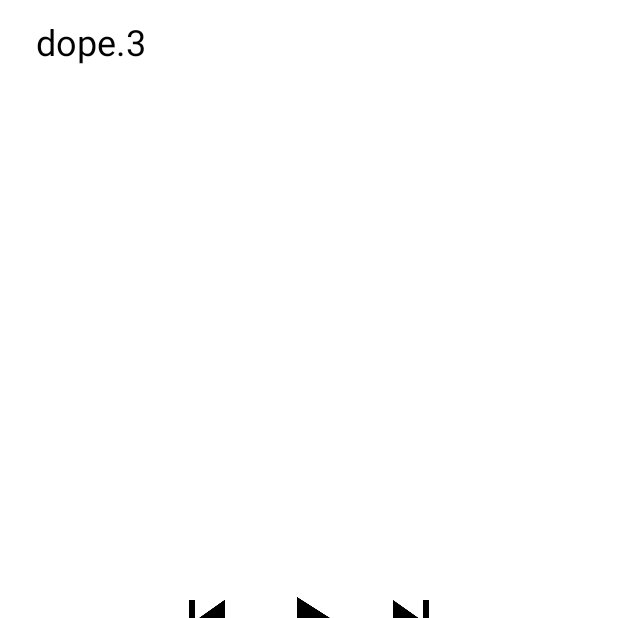
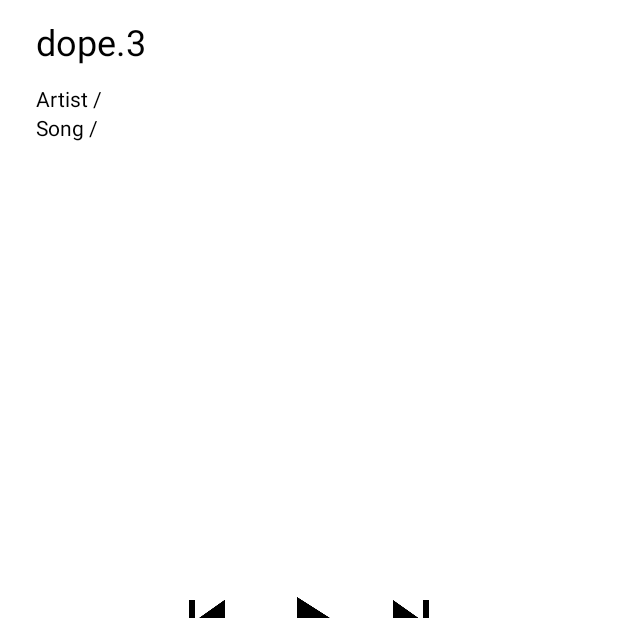
Before and after one commit to jsoftwareengineering/Dope-Player, an Android app: the TraditionalActivity screen opened directly, with no data from a screen before it, on a phone screen of 412 x 824 dp, the top half of it. Run offline under Robolectric (Android 15) with nearby library versions, the phone set to English and light mode, and no system bars; libraries missing offline, so code that uses them is left out: com.spotify.sdk; 4 statements that could not run were skipped.

Commit message:
fix notification close bug and start implementing track and artist

```diff
--- a/app/src/main/java/com/example/jamesb/dopeplayer/MainActivity.java
+++ b/app/src/main/java/com/example/jamesb/dopeplayer/MainActivity.java
@@ -322,8 +322,9 @@ public class MainActivity extends BaseActivity implements
     public static class closeButtonListener extends BroadcastReceiver {
         @Override
         public void onReceive(Context context, Intent intent) {
-        BaseActivity.mPlayer.destroy();
-
+            //BaseActivity.mPlayer.destroy();
+            Spotify.destroyPlayer(this);
+            System.exit(0);
         }
     }
 
--- a/app/src/main/java/com/example/jamesb/dopeplayer/TraditionalActivity.java
+++ b/app/src/main/java/com/example/jamesb/dopeplayer/TraditionalActivity.java
@@ -8,10 +8,14 @@ import android.widget.ImageButton;
 import android.widget.TextView;
 
 import com.spotify.sdk.android.player.Error;
+import com.spotify.sdk.android.player.Metadata;
 import com.spotify.sdk.android.player.PlaybackState;
 import com.spotify.sdk.android.player.Player;
+import com.spotify.sdk.android.player.PlayerEvent;
+import com.spotify.sdk.android.player.SpotifyPlayer;
 
-public class TraditionalActivity extends BaseActivity {
+public class TraditionalActivity extends BaseActivity implements
+        SpotifyPlayer.NotificationCallback {
 
     //declare variables
     ImageButton playButton;
@@ -20,6 +24,9 @@ public class TraditionalActivity extends BaseActivity {
     TextView track;
     TextView time;
     TextView title;
+    TextView artist;
+    TextView song;
+
     //playCheck playUIthread;
     boolean currentlyListening;
 
@@ -38,6 +45,7 @@ public class TraditionalActivity extends BaseActivity {
 
         setPlayButton();
         setTraditionalViewSettings();
+        setSongAndArtist();
 
         //playUIthread = new playCheck();
         //playUIthread.start();
@@ -185,8 +193,39 @@ public class TraditionalActivity extends BaseActivity {
         title = (TextView) findViewById(R.id.toolbar_title);
         time = (TextView) findViewById(R.id.text_timecode);
         track = (TextView) findViewById(R.id.text_trackno);
+        artist = (TextView) findViewById(R.id.textViewArtist);
+        song = (TextView) findViewById(R.id.textViewSong);
         title.setTextColor(textColor);
         track.setTextColor(textColor);
         time.setTextColor(textColor);
+        artist.setTextColor(textColor);
+        song.setTextColor(textColor);
+    }
+
+    private void setSongAndArtist(){
+        Metadata.Track track = BaseActivity.mPlayer.getMetadata().currentTrack;
+        String s = track.name;
+        String a = track.artistName;
+        artist.setText(getResources().getText(R.string.artist) + "  " + a);
+        song.setText(getResources().getText(R.string.song) + "  " + s);
+    }
+
+    @Override
+    public void onPlaybackEvent(PlayerEvent playerEvent) {
+        Log.d("TraditionalActivity", "Playback event received: " + playerEvent.name());
+        switch (playerEvent) {
+            // Handle event type as necessary
+            case kSpPlaybackNotifyMetadataChanged: {
+                setSongAndArtist();
+
+            }
+            default:
+                break;
+        }
+    }
+
+    @Override
+    public void onPlaybackError(Error error) {
+
     }
 }
```
